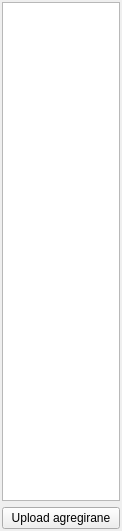
Qt form ui_files/rest_izbornik.ui (kluksa/kontrola-podataka) before a commit.
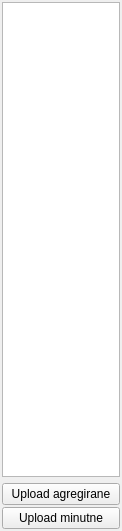
The same form after that commit.

Diff of the .ui file:
```diff
--- a/ui_files/rest_izbornik.ui
+++ b/ui_files/rest_izbornik.ui
@@ -47,6 +47,13 @@
      </property>
     </widget>
    </item>
+   <item>
+    <widget class="QPushButton" name="uploadMinutne">
+     <property name="text">
+      <string>Upload minutne</string>
+     </property>
+    </widget>
+   </item>
   </layout>
  </widget>
  <resources/>
```
